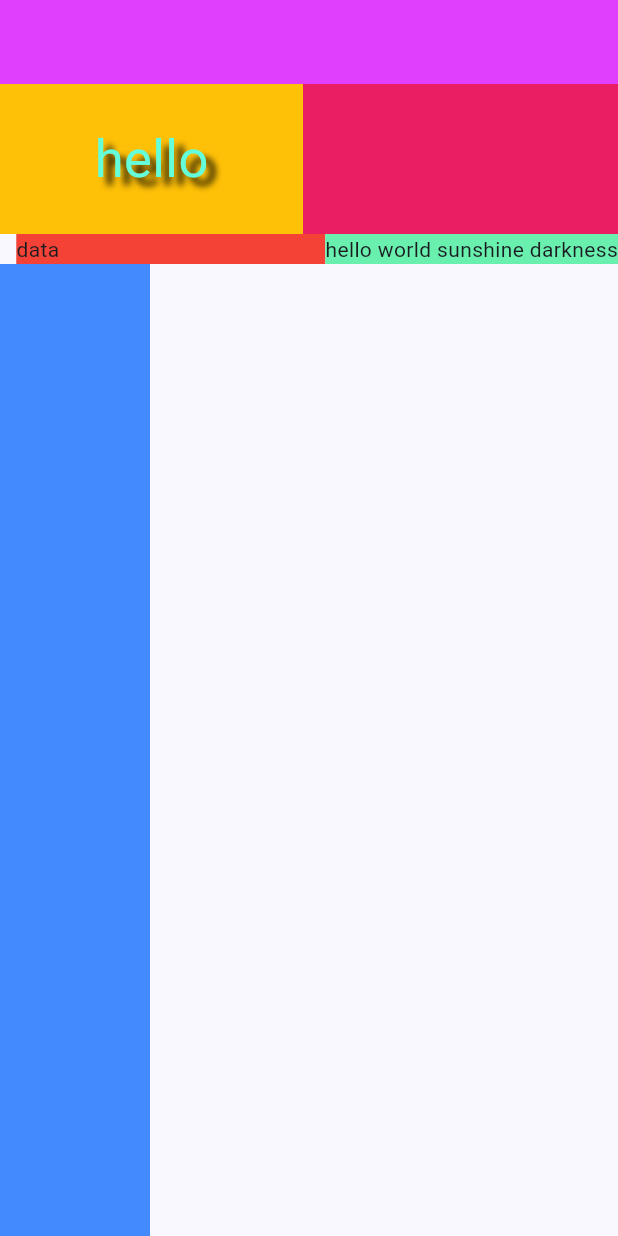
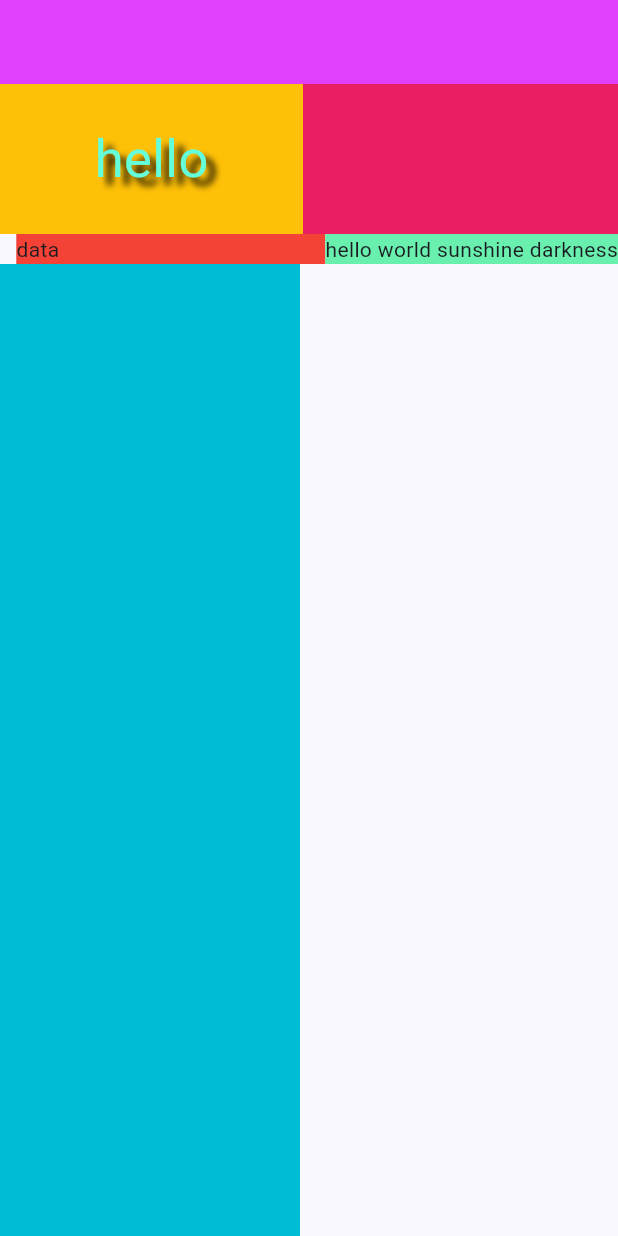
Before and after one commit to dhara58/Grid_App, a Flutter app: the screen it shows after launch, on a phone screen of 412 x 824 dp. Run offline on Flutter 3.47's test engine with Material 3 defaults, Android fonts, the phone set to English and light mode, and no system bars.

Commit message:
23-08-24

```diff
--- a/lib/Lecture.dart
+++ b/lib/Lecture.dart
@@ -57,8 +57,8 @@ class _LectureState extends State<Lecture> {
           ),
           Expanded(
             child: Container(
-              width: 100,
-              color: Colors.blueAccent,
+              width: 200,
+              color: Colors.cyan,
             ),
           ),
         ],
```
